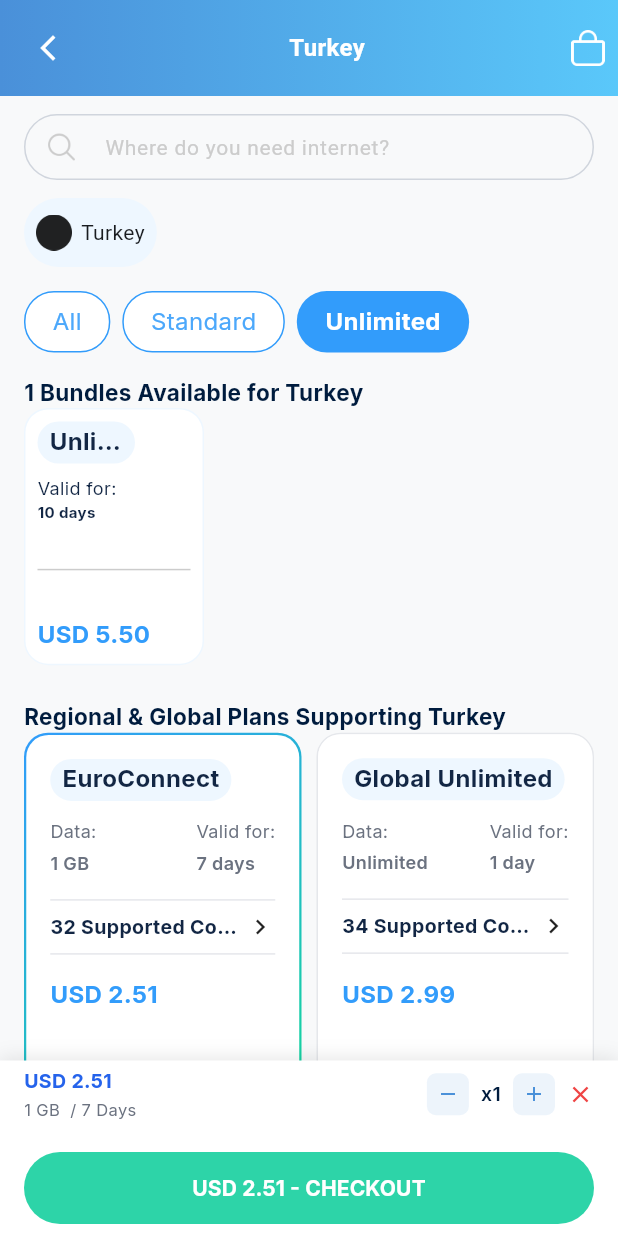
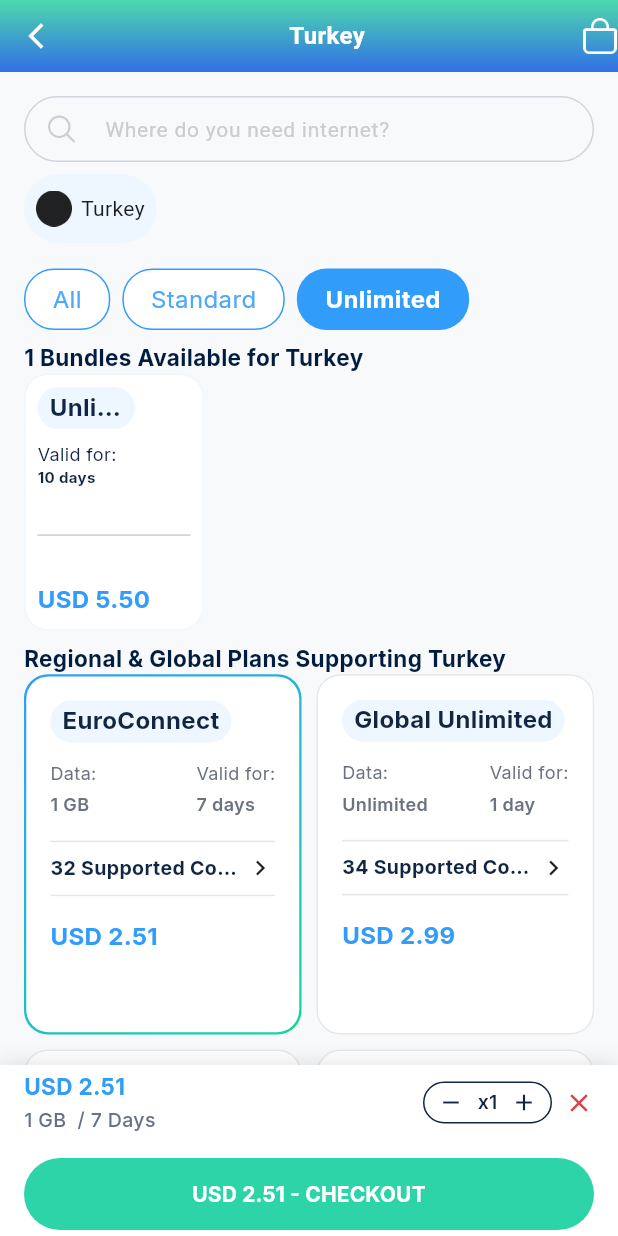
Before and after one commit to Mohsi99/flutter_task_mohsin, a Flutter app: the screen it shows after launch, after a tap on "Standard", after a tap on "Unlimited", after a tap on "EuroConnect", on a phone screen of 412 x 824 dp. Run offline on Flutter 3.47's test engine with Material 3 defaults, Android fonts, the phone set to English and light mode, and no system bars; our stand-ins replace google_fonts, stacked, stacked_services, stacked_shared.

Commit message:
feat: complete app implementation with bottom sheet functionality
- Implemented all screens following Figma design (spacing, typography, colors)
- Bottom sheet fully functional and generated via Stacked CLI
- Provider state management integrated across all views
- Stacked Architecture applied throughout the project
- All views and widgets created using Stacked CLI
- Reusable widgets structured in clean folder hierarchy
- Null safety enabled
- Meaningful commit history maintained throughout development

App is fully complete and ready for review."
git push origin task-Mohsin

```diff
--- a/lib/app/app.dart
+++ b/lib/app/app.dart
@@ -5,9 +5,7 @@
 import '../ui/views/country_detail/country_detail_view.dart';
 import '../ui/views/startup/startup_view.dart';
 
-/// Stacked app configuration.
-///
-/// Defines routes and dependency injection for the application.
+
 @StackedApp(
   routes: [
     MaterialRoute(page: StartupView, initial: true),
--- a/lib/app/app.router.dart
+++ b/lib/app/app.router.dart
@@ -1,10 +1,4 @@
-// GENERATED CODE - DO NOT MODIFY BY HAND
 
-// **************************************************************************
-// StackedNavigatorGenerator
-// **************************************************************************
-
-// ignore_for_file: no_leading_underscores_for_library_prefixes
 import 'package:flutter/material.dart' as _i4;
 import 'package:flutter/material.dart';
 import 'package:flutter_task_mohsin/ui/views/country_detail/country_detail_view.dart'
--- a/lib/models/cart_item.dart
+++ b/lib/models/cart_item.dart
@@ -1,6 +1,5 @@
 import 'bundle_plan.dart';
 
-/// Represents a bundle added to the checkout cart with a quantity.
 class CartItem {
   final BundlePlan bundle;
   int quantity;
@@ -10,6 +9,5 @@
     this.quantity = 1,
   });
 
-  /// Total price for this cart item (price × quantity).
   double get totalPrice => bundle.price * quantity;
 }
--- a/lib/models/regional_plan.dart
+++ b/lib/models/regional_plan.dart
@@ -1,4 +1,3 @@
-/// Represents a regional or global eSIM data plan.
 class RegionalPlan {
   final String id;
   final String name;
@@ -16,6 +15,5 @@
     required this.price,
   });
 
-  /// Human-readable price text, e.g. "USD 2.51"
   String get priceText => 'USD ${price.toStringAsFixed(2)}';
 }
--- a/lib/services/bundle_service.dart
+++ b/lib/services/bundle_service.dart
@@ -1,9 +1,7 @@
 import '../models/bundle_plan.dart';
 import '../models/regional_plan.dart';
 
-/// Service that provides mock eSIM bundle data for Turkey.
 class BundleService {
-  /// Returns the list of local bundles available for Turkey.
   List<BundlePlan> getLocalBundles() {
     return const [
       // Row 1
@@ -76,7 +74,6 @@
     ];
   }
 
-  /// Returns the list of regional/global plans supporting Turkey.
   List<RegionalPlan> getRegionalPlans() {
     return const [
       RegionalPlan(
--- a/lib/ui/common/app_colors.dart
+++ b/lib/ui/common/app_colors.dart
@@ -5,13 +5,13 @@
   AppColors._();
 
   // --- Primary Gradient (App Bar) ---
-  static const Color gradientStart = Color(0xFF4A90D9);
-  static const Color gradientEnd = Color(0xFF5AC8FA);
+  static const Color gradientStart = Color(0xFF326EE6);
+  static const Color gradientEnd = Color(0xFF4DD9AC);
 
   static const LinearGradient appBarGradient = LinearGradient(
     colors: [gradientStart, gradientEnd],
-    begin: Alignment.centerLeft,
-    end: Alignment.centerRight,
+    begin: Alignment.bottomCenter,
+    end: Alignment.topCenter,
   );
 
   // --- Brand ---
--- a/lib/ui/common/app_text_styles.dart
+++ b/lib/ui/common/app_text_styles.dart
@@ -3,7 +3,6 @@
 
 import 'app_colors.dart';
 
-/// App-wide text style constants.
 class AppTextStyles {
   AppTextStyles._();
 
@@ -71,15 +70,15 @@
 
   // --- Cart ---
   static TextStyle get cartPrice => _baseStyle.copyWith(
-        fontSize: 13,
+        fontSize: 15,
         fontWeight: FontWeight.w700,
-        color: AppColors.textPrice,
+        color: Color(0xff329CFB),
       );
 
   static TextStyle get cartDescription => _baseStyle.copyWith(
-        fontSize: 11,
-        fontWeight: FontWeight.w400,
-        color: AppColors.textSecondary,
+        fontSize: 13,
+        fontWeight: FontWeight.w500,
+        color: Color(0xff667085),
       );
 
   static TextStyle get cartQuantity => _baseStyle.copyWith(
@@ -98,7 +97,7 @@
   static TextStyle get regionalPlanName => _baseStyle.copyWith(
         fontSize: 16,
         fontWeight: FontWeight.w700,
-      color: Color(0xff122644),
+        color: Color(0xff122644),
       );
 
   static TextStyle get regionalPlanDetail => _baseStyle.copyWith(
@@ -110,7 +109,7 @@
   static TextStyle get regionalPlanCountries => _baseStyle.copyWith(
         fontSize: 13,
         fontWeight: FontWeight.w700,
-    color: Color(0xff122644),
+        color: Color(0xff122644),
       );
 
   static TextStyle get regionalPlanPrice => _baseStyle.copyWith(
--- a/lib/ui/views/country_detail/country_detail_view.dart
+++ b/lib/ui/views/country_detail/country_detail_view.dart
@@ -12,10 +12,7 @@
 import '../../widgets/checkout_bar.dart';
 import 'country_detail_viewmodel.dart';
 
-/// Main screen displaying eSIM bundles for a selected country (Turkey).
-///
-/// Uses Stacked's StackedView pattern for ViewModel binding and
-/// Provider's Consumer for cart state.
+
 class CountryDetailView extends StackedView<CountryDetailViewModel> {
   const CountryDetailView({super.key});
 
@@ -29,53 +26,52 @@
       backgroundColor: AppColors.background,
       body: Column(
         children: [
-          // Gradient App Bar
-          _buildAppBar(context),
-
-          // Scrollable content
           Expanded(
             child: SingleChildScrollView(
-              padding: const EdgeInsets.symmetric(horizontal: 16),
               child: Column(
                 crossAxisAlignment: CrossAxisAlignment.start,
                 children: [
-                  const SizedBox(height: 12),
-                  // Search bar
+                  _buildAppBar(context),
+                  Padding(
+                    padding: const EdgeInsets.symmetric(horizontal: 16),
+                    child: Column(
+                      children: [
+                        Column(
+                          crossAxisAlignment: CrossAxisAlignment.start,
+                          children: [
+                            const SizedBox(height: 16),
                             _buildSearchBar(),
-                  const SizedBox(height: 12),
-                  // Country chip
+                            const SizedBox(height: 8),
                             const CountryChip(countryName: 'Turkey'),
-                  const SizedBox(height: 16),
-                  // Filter tabs
+                            const SizedBox(height: 17),
                             _buildFilterTabs(viewModel),
-                  const SizedBox(height: 16),
-                  // Bundle count header
+                            const SizedBox(height: 8),
                             Text(
                               '${viewModel.bundleCount} Bundles Available for Turkey',
                               style: AppTextStyles.sectionTitle,
                             ),
-                  // Bundle grid
                             _buildBundleGrid(context, viewModel),
-                  const SizedBox(height: 24),
-                  // Regional & Global Plans section
+                            const SizedBox(height: 8),
                             _buildRegionalSection(viewModel),
                             const SizedBox(height: 24),
-                  // Need support section
                             _buildSupportSection(),
-                  const SizedBox(height: 100), // Bottom padding for cart bar
+                            const SizedBox(height: 100),
+                          ],
+                        ),
+                      ],
+                    ),
+                  ), // Bottom padding for cart bar
                 ],
               ),
             ),
           ),
 
-          // Checkout bar (only visible when cart has items)
           const CheckoutBar(),
         ],
       ),
     );
   }
 
-  /// Gradient app bar with back button, title, and cart icon.
   Widget _buildAppBar(BuildContext context) {
     return Container(
       decoration: const BoxDecoration(
@@ -83,25 +79,20 @@
       ),
       child: SafeArea(
         bottom: false,
-        child: Padding(
-          padding: const EdgeInsets.symmetric(horizontal: 8, vertical: 8),
         child: Row(
+          mainAxisAlignment: MainAxisAlignment.spaceBetween,
           children: [
             IconButton(
               onPressed: () {},
               icon: const Icon(Icons.arrow_back_ios_new,
                   color: AppColors.textWhite, size: 20),
             ),
-              const Expanded(
-                child: Center(
-                  child: Text(
+            Text(
               'Turkey',
               style: TextStyle(
                 fontSize: 16,
                 fontWeight: FontWeight.w700,
                 color: AppColors.textWhite,
-                    ),
-                  ),
               ),
             ),
             ImageIcon(
@@ -112,11 +103,9 @@
           ],
         ),
       ),
-      ),
     );
   }
 
-  /// Rounded search bar.
   Widget _buildSearchBar() {
     return SizedBox(
       width: double.infinity,
@@ -163,7 +152,6 @@
     );
   }
 
-  /// Row of filter tabs: All, Standard, Unlimited.
   Widget _buildFilterTabs(CountryDetailViewModel viewModel) {
     const filters = ['All', 'Standard', 'Unlimited'];
     return Row(
@@ -180,7 +168,6 @@
     );
   }
 
-  /// 3-column grid of bundle cards.
   Widget _buildBundleGrid(
       BuildContext context, CountryDetailViewModel viewModel) {
     final bundles = viewModel.filteredBundles;
@@ -209,7 +196,6 @@
     );
   }
 
-  /// Regional & Global Plans section with 2-column layout.
   Widget _buildRegionalSection(CountryDetailViewModel viewModel) {
     final plans = viewModel.regionalPlans;
     return Column(
@@ -247,7 +233,6 @@
     );
   }
 
-  /// "Need support?" footer section.
   Widget _buildSupportSection() {
     return Row(
       children: [
--- a/lib/ui/widgets/cart_item_widget.dart
+++ b/lib/ui/widgets/cart_item_widget.dart
@@ -4,10 +4,6 @@
 import '../common/app_text_styles.dart';
 import '../../models/cart_item.dart';
 
-/// A widget that displays a single cart item with quantity controls.
-///
-/// Shows the price, description (data/validity), quantity indicator,
-/// increment/decrement buttons, and a remove button.
 class CartItemWidget extends StatelessWidget {
   final CartItem cartItem;
   final VoidCallback onIncrement;
@@ -28,7 +24,7 @@
       padding: const EdgeInsets.symmetric(vertical: 4, horizontal: 16),
       child: Row(
         children: [
-          // Price and description
+          // Price + Description
           Expanded(
             child: Column(
               crossAxisAlignment: CrossAxisAlignment.start,
@@ -45,38 +41,58 @@
               ],
             ),
           ),
-          // Quantity controls
-          Row(
-            mainAxisSize: MainAxisSize.min,
-            children: [
-              // Decrement
-              _QuantityButton(
-                icon: Icons.remove,
-                onTap: onDecrement,
+
+          // Quantity Pill Counter (Figma Accurate)
+          Container(
+            width: 86,
+            height: 28,
+            decoration: BoxDecoration(
+              color: Colors.white,
+              borderRadius: BorderRadius.circular(24),
+              border: Border.all(
+                color: const Color(0xFF122644),
+                width: 1,
               ),
-              // Quantity
-              Padding(
-                padding: const EdgeInsets.symmetric(horizontal: 8),
-                child: Text(
+            ),
+            child: Row(
+              mainAxisAlignment: MainAxisAlignment.spaceEvenly,
+              children: [
+                GestureDetector(
+                  onTap: onDecrement,
+                  child: const Icon(
+                    Icons.remove,
+                    size: 18,
+                    color: Color(0xFF122644),
+                  ),
+                ),
+                Text(
                   'x${cartItem.quantity}',
-                  style: AppTextStyles.cartQuantity,
+                  style: AppTextStyles.cartQuantity.copyWith(
+                    color: const Color(0xFF122644),
+                    fontWeight: FontWeight.w600,
+                  ),
                 ),
-              ),
-              // Increment
-              _QuantityButton(
-                icon: Icons.add,
-                onTap: onIncrement,
-              ),
-            ],
+                GestureDetector(
+                  onTap: onIncrement,
+                  child: const Icon(
+                    Icons.add,
+                    size: 18,
+                    color: Color(0xFF122644),
+                  ),
+                ),
+              ],
+            ),
           ),
+
           const SizedBox(width: 8),
-          // Remove button
+
+          // Remove Button
           GestureDetector(
             onTap: onRemove,
             child: const Icon(
               Icons.close,
-              size: 18,
-              color: AppColors.removeIcon,
+              size: 20,
+              color: Color(0xffDB4446),
             ),
           ),
         ],
@@ -84,33 +100,3 @@
     );
   }
 }
-
-class _QuantityButton extends StatelessWidget {
-  final IconData icon;
-  final VoidCallback onTap;
-
-  const _QuantityButton({
-    required this.icon,
-    required this.onTap,
-  });
-
-  @override
-  Widget build(BuildContext context) {
-    return GestureDetector(
-      onTap: onTap,
-      child: Container(
-        width: 28,
-        height: 28,
-        decoration: BoxDecoration(
-          color: AppColors.primaryBlue.withValues(alpha: 0.1),
-          borderRadius: BorderRadius.circular(6),
-        ),
-        child: Icon(
-          icon,
-          size: 16,
-          color: AppColors.primaryBlue,
-        ),
-      ),
-    );
-  }
-}
--- a/lib/ui/widgets/checkout_bar.dart
+++ b/lib/ui/widgets/checkout_bar.dart
@@ -6,9 +6,6 @@
 import '../../providers/cart_provider.dart';
 import 'cart_item_widget.dart';
 
-/// Sticky bottom bar that shows selected cart items and a checkout button.
-///
-/// Only visible when the cart has items.
 class CheckoutBar extends StatelessWidget {
   const CheckoutBar({super.key});
 
@@ -34,29 +31,44 @@
             child: Column(
               mainAxisSize: MainAxisSize.min,
               children: [
-                // Cart items list
-                ...cart.items.map(
-                  (item) => CartItemWidget(
-                    cartItem: item,
-                    onIncrement: () =>
-                        cart.incrementQuantity(item.bundle.id),
-                    onDecrement: () =>
-                        cart.decrementQuantity(item.bundle.id),
-                    onRemove: () => cart.removeItem(item.bundle.id),
+
+                ConstrainedBox(
+                  constraints: const BoxConstraints(
+                    maxHeight: 200,
+                  ),
+                  child: Scrollbar(
+                    thumbVisibility: true,
+                    child: ListView.builder(
+                      shrinkWrap: true,
+                      itemCount: cart.items.length,
+                      itemBuilder: (context, index) {
+                        final item = cart.items[index];
+
+                        return CartItemWidget(
+                          cartItem: item,
+                          onIncrement: () =>
+                              cart.incrementQuantity(item.bundle.id),
+                          onDecrement: () =>
+                              cart.decrementQuantity(item.bundle.id),
+                          onRemove: () =>
+                              cart.removeItem(item.bundle.id),
+                        );
+                      },
+                    ),
                   ),
                 ),
+
                 const SizedBox(height: 8),
-                // Checkout button
+
+                /// Checkout button
                 Padding(
                   padding:
-                      const EdgeInsets.symmetric(horizontal: 16, vertical: 8),
+                  const EdgeInsets.only(left: 16, right: 16,bottom: 4, top: 4),
                   child: SizedBox(
                     width: double.infinity,
                     height: 48,
                     child: ElevatedButton(
-                      onPressed: () {
-                        // Checkout action (not implemented — UI only)
-                      },
+                      onPressed: () {},
                       style: ElevatedButton.styleFrom(
                         backgroundColor: AppColors.checkoutGreen,
                         foregroundColor: AppColors.textWhite,
```
Also changed, not shown: lib/app/app.locator.dart (+0 -9 lines), lib/providers/cart_provider.dart (+1 -9 lines). Lines whose indentation alone changed are shown as unchanged.
